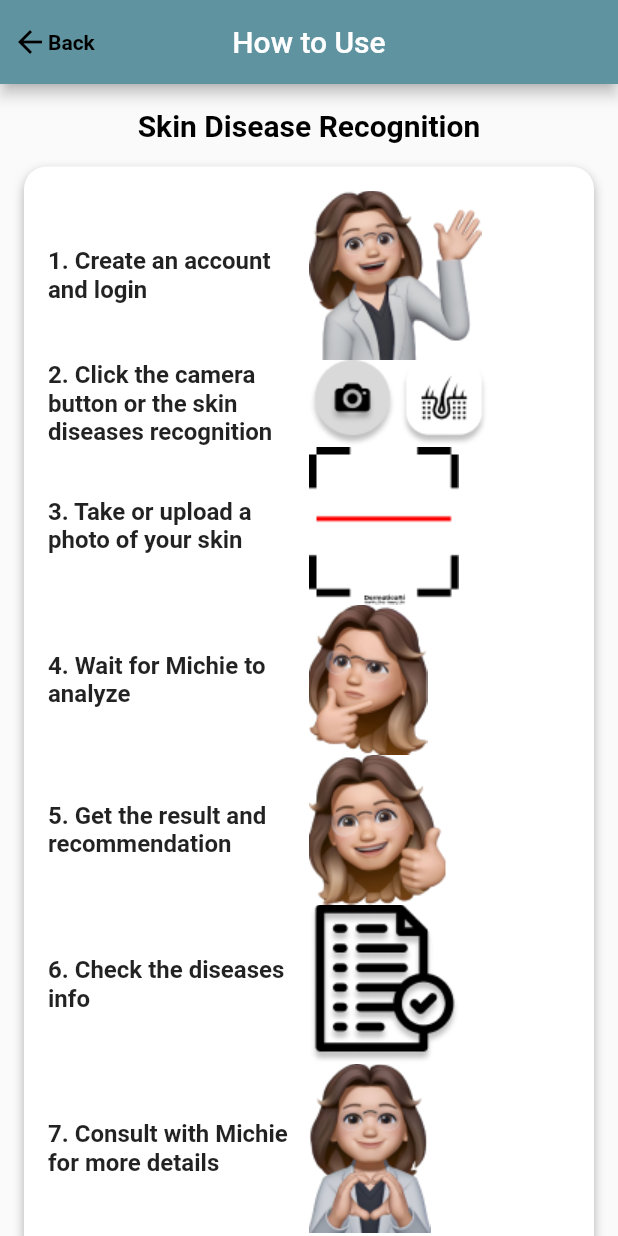
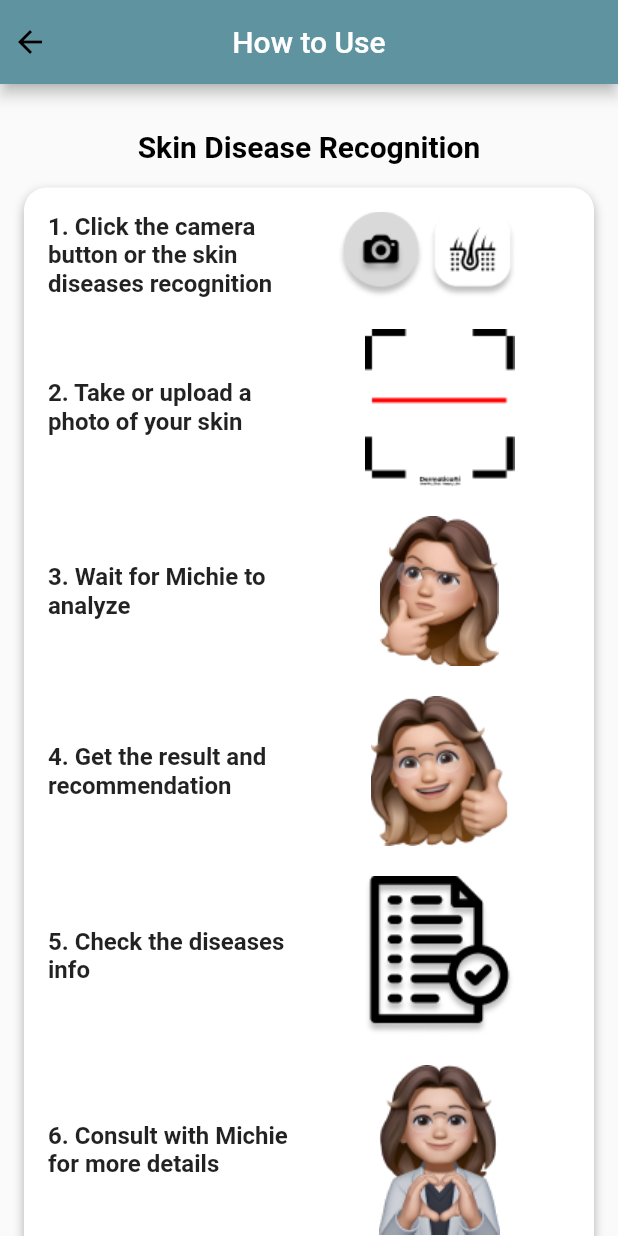
Before and after one commit to Raylouiss/DermaticaAI_FE, a Flutter app: the HowToUse screen opened directly, on a phone screen of 412 x 824 dp. Run offline on Flutter 3.47's test engine with Material 2 defaults, Android fonts, the phone set to English and light mode, and no system bars; our stand-ins replace camera, cloud_firestore, firebase_auth, firebase_core, firebase_storage, google_sign_in and 1 more; accounts and stored records are empty.

Commit message:
style: profile

```diff
--- a/lib/screen/how_to_use.dart
+++ b/lib/screen/how_to_use.dart
@@ -12,21 +12,18 @@ class _HowToUseState extends State<HowToUse> {
   Widget build(BuildContext context) {
     return Scaffold(
       appBar: AppBar(
-        backgroundColor: Color(0xFF5F93A0),
-        title: Text(
+        backgroundColor: const Color(0xFF5F93A0),
+        title: const Text(
           'How to Use',
           textAlign: TextAlign.center,
         ),
         centerTitle: true,
         leading: IconButton(
-          icon: Row(
+          icon: const Row(
             children: [
-              Icon(Icons.arrow_back, color: Colors.black,),
-              Text('Back',
-                style: TextStyle(
+              Icon(
+                Icons.arrow_back,
                 color: Colors.black,
-                    fontWeight: FontWeight.bold
-                ),
               ),
             ],
           ),
@@ -36,26 +33,24 @@ class _HowToUseState extends State<HowToUse> {
         ),
         leadingWidth: 90,
       ),
-      body:
-      SafeArea(
+      body: SafeArea(
         child: SingleChildScrollView(
           child: Column(
             children: [
               Container(
                 alignment: Alignment.center,
-                padding: EdgeInsets.only(top:16),
-                child: Text(
+                padding: const EdgeInsets.only(top: 30),
+                child: const Text(
                   'Skin Disease Recognition',
                   style: TextStyle(
                       fontWeight: FontWeight.bold,
                       color: Colors.black,
-                      fontSize: 20
-                  ),
+                      fontSize: 20),
                 ),
               ),
               Container(
-                  margin: EdgeInsets.all(16.0),
-                  padding: EdgeInsets.all(16.0),
+                  margin: const EdgeInsets.all(16.0),
+                  padding: const EdgeInsets.all(16.0),
                   decoration: BoxDecoration(
                       borderRadius: BorderRadius.circular(15.0),
                       color: Colors.white,
@@ -63,144 +58,156 @@ class _HowToUseState extends State<HowToUse> {
                         BoxShadow(
                           color: Colors.black.withOpacity(0.3),
                           blurRadius: 5,
-                          offset: Offset(0,3),
+                          offset: const Offset(0, 3),
                         )
-                      ]
-                  ),
-                  child:
-                  Column(
-                      children: [
+                      ]),
+                  child: Column(children: [
                     Row(
                       children: [
-                            Flexible(
+                        const Flexible(
                           flex: 1,
-                              child: Text('1. Create an account and login',
+                          child: Text(
+                            '1. Click the camera button or the skin diseases recognition',
                             style: TextStyle(
-                                    fontWeight: FontWeight.bold,
-                                    fontSize: 16
-                                ),),
+                                fontWeight: FontWeight.bold, fontSize: 16),
+                          ),
                         ),
                         Flexible(
                           flex: 1,
-                              child: Image.asset("assets/htu1.png", fit: BoxFit.cover),
+                          child: Align(
+                            alignment: Alignment
+                                .center,
+                            child: Image.asset("assets/htu2.png",
+                                fit: BoxFit.cover),
+                          ),
                         ),
                       ],
                     ),
+                    const SizedBox(height: 20),
                     Row(
                       children: [
-                            Flexible(
+                        const Flexible(
                           flex: 1,
-                              child: Text('2. Click the camera button or the skin diseases recognition',
+                          child: Text(
+                            '2. Take or upload a photo of your skin',
                             style: TextStyle(
-                                    fontWeight: FontWeight.bold,
-                                    fontSize: 16
-                                ),),
+                                fontWeight: FontWeight.bold, fontSize: 16),
+                          ),
                         ),
                         Flexible(
                           flex: 1,
-                              child: Image.asset("assets/htu2.png", fit: BoxFit.cover),
+                          child: Align(
+                            alignment: Alignment
+                                .center,
+                            child: Image.asset("assets/htu3.png",
+                                fit: BoxFit.cover),
+                          ),
                         ),
                       ],
                     ),
+                    const SizedBox(height: 20),
                     Row(
                       children: [
-                            Flexible(
+                        const Flexible(
                           flex: 1,
-                              child: Text('3. Take or upload a photo of your skin',
+                          child: Text(
+                            '3. Wait for Michie to analyze',
                             style: TextStyle(
-                                    fontWeight: FontWeight.bold,
-                                    fontSize: 16
-                                ),),
+                                fontWeight: FontWeight.bold, fontSize: 16),
+                          ),
                         ),
                         Flexible(
                           flex: 1,
-                              child: Image.asset("assets/htu3.png", fit: BoxFit.cover),
+                          child: Align(
+                            alignment: Alignment
+                                .center,
+                            child: Image.asset("assets/htu4.png",
+                                fit: BoxFit.cover),
+                          ),
                         ),
                       ],
                     ),
+                    const SizedBox(height: 20),
                     Row(
                       children: [
-                            Flexible(
+                        const Flexible(
                           flex: 1,
-                              child: Text('4. Wait for Michie to analyze',
+                          child: Text(
+                            '4. Get the result and recommendation',
                             style: TextStyle(
-                                    fontWeight: FontWeight.bold,
-                                    fontSize: 16
-                                ),),
+                                fontWeight: FontWeight.bold, fontSize: 16),
+                          ),
                         ),
                         Flexible(
                           flex: 1,
-                              child: Image.asset("assets/htu4.png", fit: BoxFit.cover),
+                          child: Align(
+                            alignment: Alignment
+                                .center,
+                            child: Image.asset("assets/htu5.png",
+                                fit: BoxFit.cover),
+                          ),
                         ),
                       ],
                     ),
+                    const SizedBox(height: 20),
                     Row(
                       children: [
-                            Flexible(
+                        const Flexible(
                           flex: 1,
-                              child: Text('5. Get the result and recommendation',
+                          child: Text(
+                            '5. Check the diseases info',
                             style: TextStyle(
-                                  fontWeight: FontWeight.bold,
-                                  fontSize: 16
-                              ),),
+                                fontWeight: FontWeight.bold, fontSize: 16),
+                          ),
                         ),
                         Flexible(
                           flex: 1,
-                              child: Image.asset("assets/htu5.png", fit: BoxFit.cover),
+                          child: Align(
+                            alignment: Alignment
+                                .center,
+                            child: Image.asset("assets/htu6.png",
+                                fit: BoxFit.cover),
+                          ),
                         ),
                       ],
                     ),
+                    const SizedBox(height: 20),
                     Row(
                       children: [
-                            Flexible(
+                        const Flexible(
                           flex: 1,
-                              child: Text('6. Check the diseases info',
+                          child: Text(
+                            '6. Consult with Michie for more details',
                             style: TextStyle(
-                                fontWeight: FontWeight.bold,
-                                fontSize: 16
-                              ),),
+                                fontWeight: FontWeight.bold, fontSize: 16),
+                          ),
                         ),
                         Flexible(
                           flex: 1,
-                              child: Image.asset("assets/htu6.png", fit: BoxFit.cover),
+                          child: Align(
+                            alignment: Alignment
+                                .center,
+                            child: Image.asset("assets/htu7.png",
+                                fit: BoxFit.cover),
+                          ),
                         ),
                       ],
                     ),
-                        Row(
+                  ])),
+              Container(
+                padding: const EdgeInsets.only(top: 30),
+                child: Column(
                   children: [
-                            Flexible(
-                              flex: 1,
-                              child: Text('7. Consult with Michie for more details',
-                                style: TextStyle(
-                                    fontWeight: FontWeight.bold,
-                                    fontSize: 16
-                                ),),
-                            ),
-                            Flexible(
-                              flex: 1,
-                              child: Image.asset("assets/htu7.png", fit: BoxFit.cover),
-                            ),
-                          ],
-                        ),
-                      ]
-                  )
-              ),
-              Container(
-                padding: EdgeInsets.all(16),
-                 child:
-                 Column(
-                   children: [
-                     Align(
+                    const Align(
                       alignment: Alignment.center,
                       child: Text(
                         'You can also ask Michie anytime by clicking the AI Chatbot on homepage',
-                         textAlign: TextAlign.center, // Align text within the Text widget to center
+                        textAlign: TextAlign.center,
                         style: TextStyle(
-                               fontWeight: FontWeight.bold,
-                               fontSize: 16
+                            fontWeight: FontWeight.bold, fontSize: 16),
                       ),
                     ),
-                     ),
+                    const SizedBox(height: 10),
                     Image.asset("assets/htu8.png"),
                   ],
                 ),
--- a/lib/screen/profile.dart
+++ b/lib/screen/profile.dart
@@ -22,7 +22,11 @@ class _ProfileState extends State<Profile> {
     final imageUrl = userCredential?.user?.photoURL;
     final name = userCredential?.user?.displayName;
     final email = userCredential?.user?.email;
-    return Scaffold(
+    return WillPopScope(
+        onWillPop: () async {
+          return false;
+        },
+        child: Scaffold(
           appBar: AppBar(
             backgroundColor: const Color(0xFF5F93A0),
             title: const Text(
@@ -47,7 +51,8 @@ class _ProfileState extends State<Profile> {
                     padding: const EdgeInsets.only(left: 16, top: 30),
                     child: const Text(
                       'Personal',
-                    style: TextStyle(fontSize: 20, fontWeight: FontWeight.bold),
+                      style:
+                          TextStyle(fontSize: 20, fontWeight: FontWeight.bold),
                     )),
                 Container(
                   margin: const EdgeInsets.all(12),
@@ -269,6 +274,7 @@ class _ProfileState extends State<Profile> {
                 )
               ],
             ),
+          ),
         ));
   }
 }
```
Lines whose indentation alone changed are shown as unchanged.
